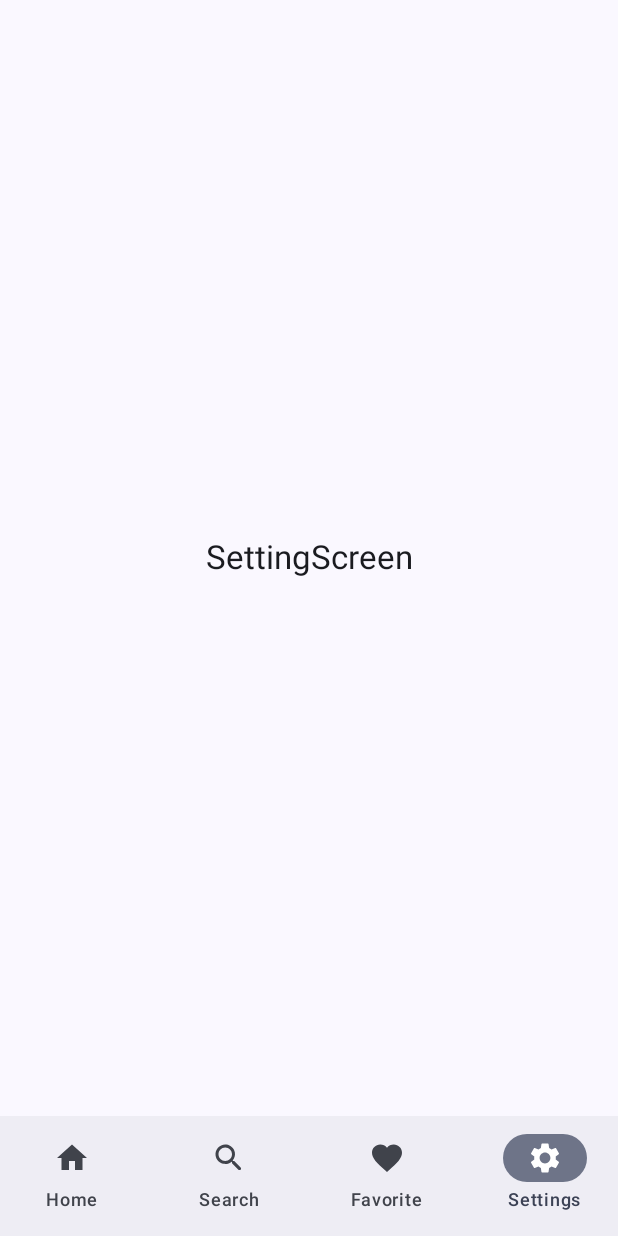
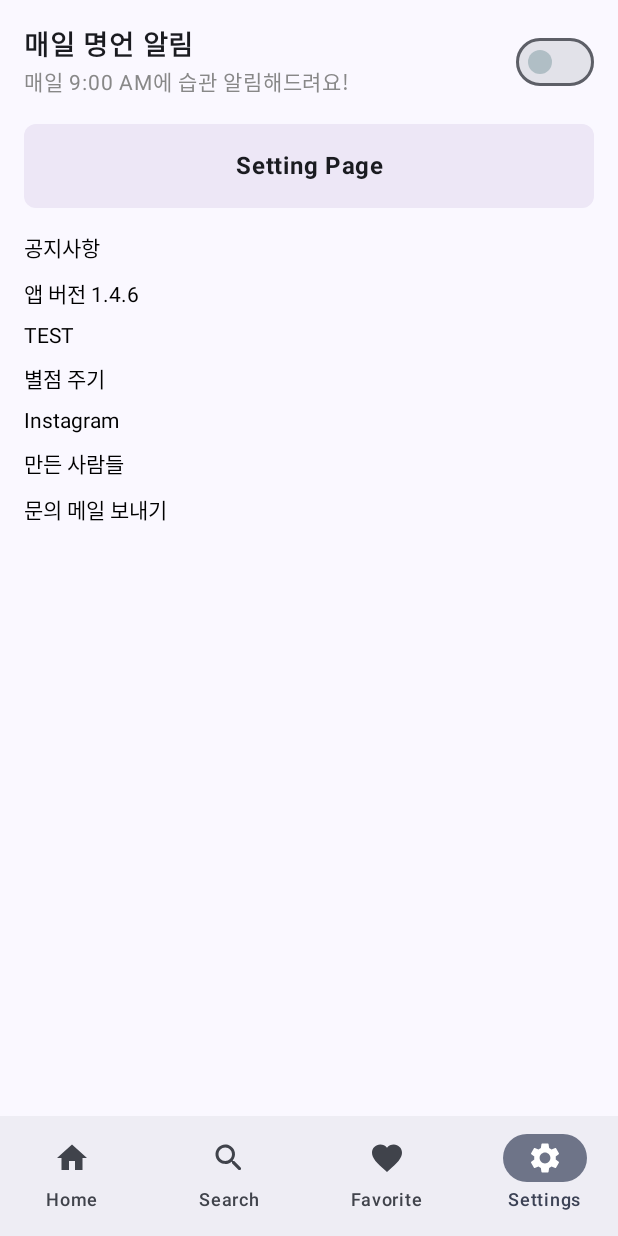
Before and after one commit to gyeolse/wisesaying, an Android app built with Jetpack Compose: the SettingScreen screen opened through its navigation route, on a phone screen of 412 x 824 dp. Run offline under Robolectric (Android 15) with nearby library versions, the phone set to English and light mode, and no system bars; our stand-ins replace Dagger/Hilt's generated code, Room's generated code; libraries missing offline, so code that uses them is left out: com.kakao.sdk.

Commit message:
[ADD] Add Setting Screen temp
- N/A

```diff
--- a/app/src/main/java/com/example/androidsample/ui/screens/SettingScreen.kt
+++ b/app/src/main/java/com/example/androidsample/ui/screens/SettingScreen.kt
@@ -1,39 +1,117 @@
 package com.example.androidsample.ui.screens
 
+import androidx.compose.foundation.background
 import androidx.compose.foundation.layout.Arrangement
+import androidx.compose.foundation.layout.Box
 import androidx.compose.foundation.layout.Column
+import androidx.compose.foundation.layout.Row
 import androidx.compose.foundation.layout.fillMaxSize
+import androidx.compose.foundation.layout.fillMaxWidth
 import androidx.compose.foundation.layout.padding
+import androidx.compose.foundation.shape.RoundedCornerShape
+import androidx.compose.foundation.text.ClickableText
 import androidx.compose.material3.MaterialTheme
 import androidx.compose.material3.Surface
+import androidx.compose.material3.Switch
+import androidx.compose.material3.SwitchDefaults
 import androidx.compose.material3.Text
 import androidx.compose.runtime.Composable
+import androidx.compose.runtime.getValue
+import androidx.compose.runtime.mutableStateOf
+import androidx.compose.runtime.remember
+import androidx.compose.runtime.setValue
 import androidx.compose.ui.Alignment
 import androidx.compose.ui.Modifier
+import androidx.compose.ui.draw.clip
+import androidx.compose.ui.graphics.Color
+import androidx.compose.ui.text.AnnotatedString
+import androidx.compose.ui.text.font.FontWeight
+import androidx.compose.ui.text.style.TextAlign
 import androidx.compose.ui.unit.dp
+import androidx.compose.ui.unit.sp
 import androidx.navigation.NavController
 import com.example.androidsample.ui.theme.AndroidSampleTheme
 
 @Composable
 fun SettingScreen(navController: NavController) {
     AndroidSampleTheme {
-        Surface(
-            modifier = Modifier.fillMaxSize(),
-            color = MaterialTheme.colorScheme.background
+        MyApp()
+//        Surface(
+//            modifier = Modifier.fillMaxSize(),
+//            color = MaterialTheme.colorScheme.background
+//        ) {
+//            Column(
+//                modifier = Modifier
+//                    .fillMaxSize()
+//                    .padding(15.dp),
+//                horizontalAlignment = Alignment.CenterHorizontally,
+//                verticalArrangement = Arrangement.Center
+//            ) {
+//                Text(
+//                    "SettingScreen",
+//                    style = MaterialTheme.typography.titleLarge,
+//                    modifier = Modifier.padding(vertical = 20.dp)
+//                )
+//            }
+//        }
+    }
+}
+
+
+
+@Composable
+fun MyApp() {
+    var isReminderEnabled by remember { mutableStateOf(false) }
+
+    Column(
+        modifier = Modifier
+            .fillMaxSize()
+            .padding(16.dp),
+        verticalArrangement = Arrangement.spacedBy(16.dp)
+    ) {
+        Row(
+            modifier = Modifier.fillMaxWidth(),
+            verticalAlignment = Alignment.CenterVertically,
+            horizontalArrangement = Arrangement.SpaceBetween
         ) {
-            Column(
-                modifier = Modifier
-                    .fillMaxSize()
-                    .padding(15.dp),
-                horizontalAlignment = Alignment.CenterHorizontally,
-                verticalArrangement = Arrangement.Center
-            ) {
-                Text(
-                    "SettingScreen",
-                    style = MaterialTheme.typography.titleLarge,
-                    modifier = Modifier.padding(vertical = 20.dp)
+            Column {
+                Text(text = "매일 명언 알림", fontSize = 18.sp, fontWeight = FontWeight.Bold)
+                Text(text = "매일 9:00 AM에 습관 알림해드려요!", fontSize = 14.sp, color = Color.Gray)
+            }
+            Switch(
+                checked = isReminderEnabled,
+                onCheckedChange = { isReminderEnabled = it },
+                colors = SwitchDefaults.colors(
+                    checkedThumbColor = Color(0xFF2196F3),
+                    uncheckedThumbColor = Color(0xFFB0BEC5)
                 )
-            }
+            )
+        }
+
+        Box(
+            modifier = Modifier
+                .fillMaxWidth()
+                .clip(RoundedCornerShape(8.dp))
+                .background(Color(0xFFEDE7F6)) // Light purple background
+                .padding(16.dp),
+            contentAlignment = Alignment.Center
+        ) {
+            Text(
+                text = "Setting Page",
+                textAlign = TextAlign.Center,
+                fontWeight = FontWeight.Bold,
+                fontSize = 16.sp
+            )
+        }
+
+        Column(verticalArrangement = Arrangement.spacedBy(10.dp)) {
+            ClickableText(text = AnnotatedString("공지사항"), onClick = { /* TODO */ })
+            ClickableText(text = AnnotatedString("앱 버전 1.4.6"), onClick = { /* TODO */ })
+            ClickableText(text = AnnotatedString("TEST"), onClick = { /* TODO */ })
+            ClickableText(text = AnnotatedString("별점 주기"), onClick = { /* TODO */ })
+            ClickableText(text = AnnotatedString("Instagram"), onClick = { /* TODO */ })
+            ClickableText(text = AnnotatedString("만든 사람들"), onClick = { /* TODO */ })
+            ClickableText(text = AnnotatedString("문의 메일 보내기 "), onClick = { /* TODO */ })
         }
     }
 }
```
